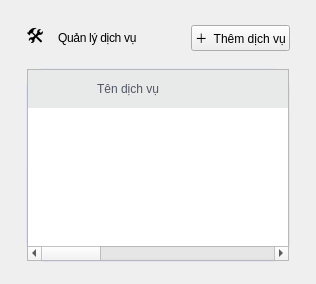
Qt form ui/services.ui (thaieaut-engineer/LTUD_Python_Nhom_18) before a commit.
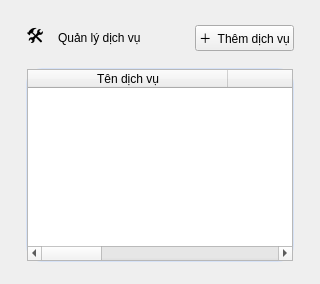
The same form after that commit.

Commit message: update giao diện đẹp hơn có background

The edit to the form file:
```diff
--- a/ui/services.ui
+++ b/ui/services.ui
@@ -3,18 +3,11 @@
  <class>ServicesPage</class>
  <widget class="QWidget" name="ServicesPage">
   <property name="styleSheet">
-   <string notr="true">QLabel#PageTitle{font: 800 17pt "Segoe UI"; letter-spacing: -0.3px;}
-QFrame#Card{
-background: qlineargradient(x1:0, y1:0, x2:0, y2:1, stop:0 #ffffff, stop:1 #faf5ff);
-border: 1px solid rgba(99,102,241,0.12);
-border-radius: 20px;
-}
-QPushButton#PrimaryButton{
-border:0px; border-radius:14px; padding:10px 14px;
-color:white; font: 800 10pt "Segoe UI";
-background: qlineargradient(x1:0,y1:0,x2:1,y2:0, stop:0 #6366F1, stop:1 #c026d3);
-}
-QHeaderView::section{background: rgba(15,23,42,0.03); border:0px; padding:10px 12px; font: 700 9pt "Segoe UI"; color: rgba(15,23,42,0.70);}</string>
+   <string notr="true">QFrame#Card{
+background: qlineargradient(x1:0, y1:0, x2:1, y2:1, stop:0 #FFFFFF, stop:0.6 #F6FAFF, stop:1 #FFF3F8);
+border: 1px solid #D6E2F7;
+border-radius: 16px;
+}</string>
   </property>
   <layout class="QVBoxLayout" name="verticalLayout">
    <property name="leftMargin">
```
The commit also changes 11 other files.
